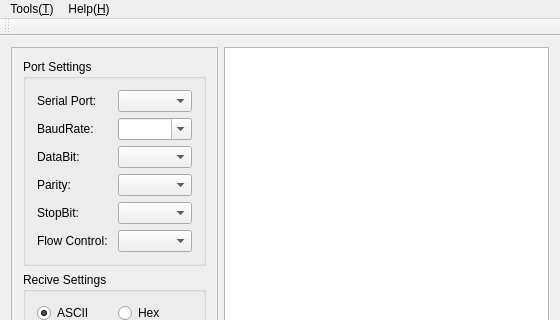
First picture: the form in MainWindow.ui, repository KangLin/SerialPortAssistant, before the edit; both pictures show x 0 to 560 and y 0 to 320 of the 560 by 560 pixel window.
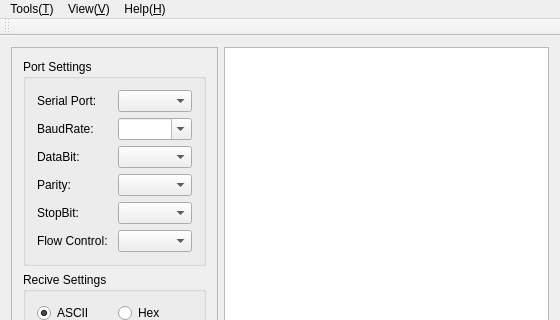
Second picture: the form after the edit. Icons and pictures are not drawn.

```diff
--- a/MainWindow.ui
+++ b/MainWindow.ui
@@ -507,7 +507,16 @@
     </property>
     <addaction name="actionAbout_A"/>
    </widget>
+   <widget class="QMenu" name="menuView_V">
+    <property name="title">
+     <string>View(&amp;V)</string>
+    </property>
+    <addaction name="actionToolBar_T"/>
+    <addaction name="actionStatusBar_S"/>
+    <addaction name="actionLeftBar_L"/>
+   </widget>
    <addaction name="menuTools_T"/>
+   <addaction name="menuView_V"/>
    <addaction name="menuHelp_H"/>
   </widget>
   <widget class="QToolBar" name="mainToolBar">
```
Left out of the diff: 35 changed lines with no effect on the pictures.
